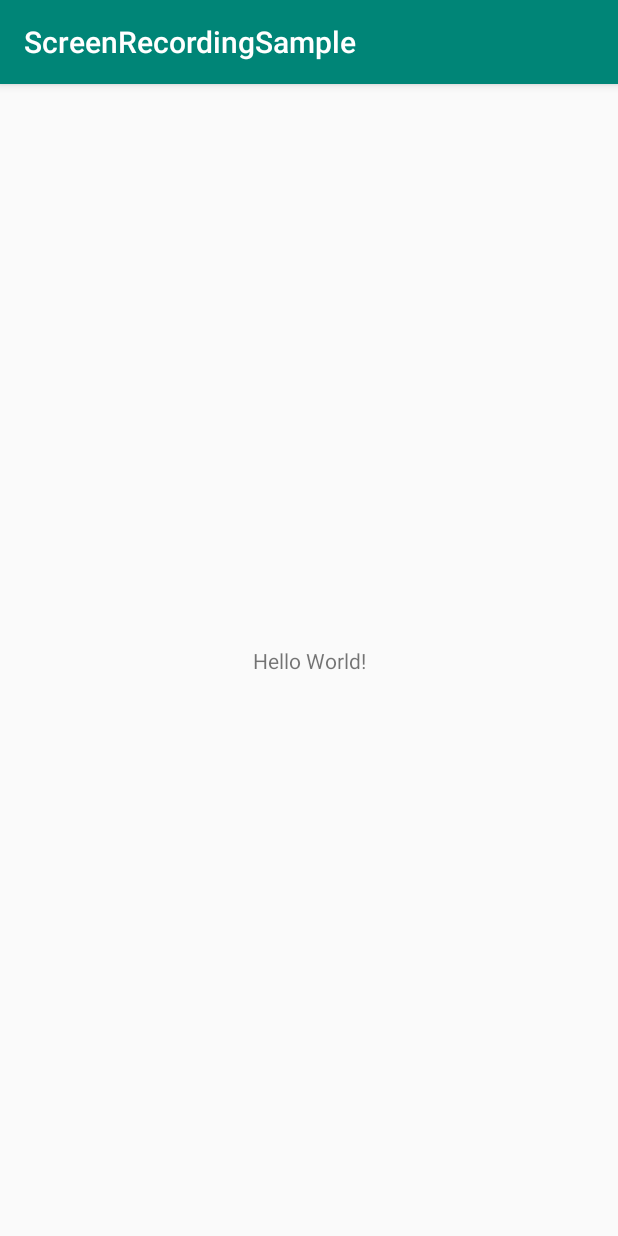
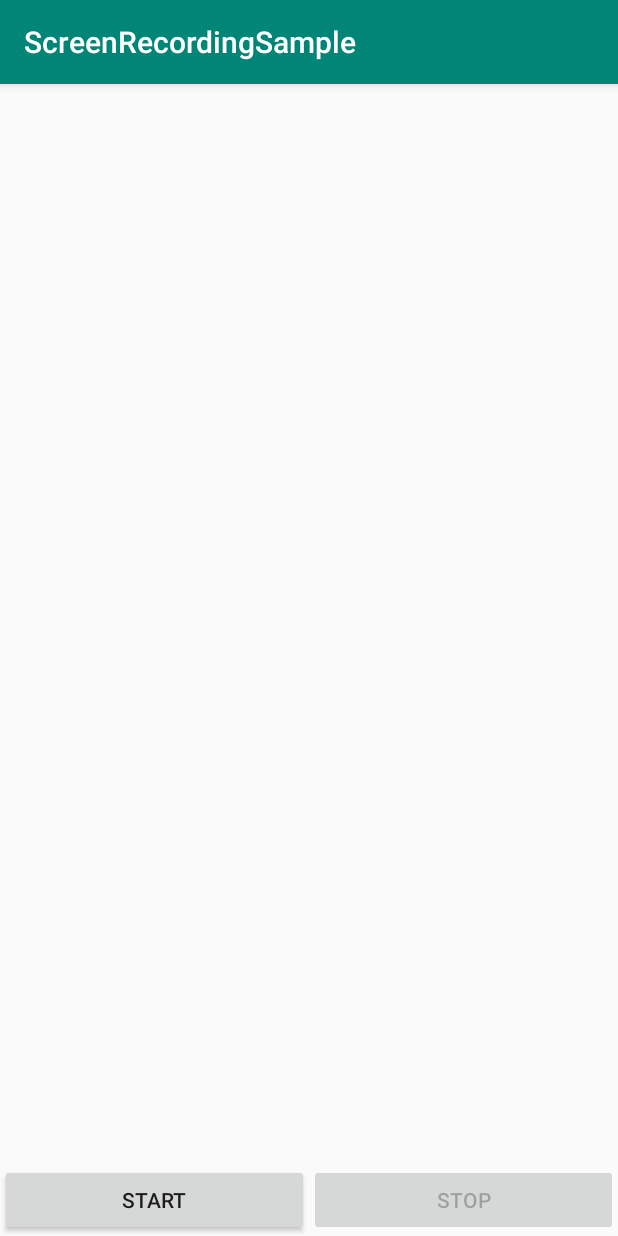
Before and after one commit to rakuishi/screen-recording-sample, an Android app: the screen it shows after launch (MainActivity), on a phone screen of 412 x 824 dp. Run offline under Robolectric (Android 15) with nearby library versions, the phone set to English and light mode, and no system bars.

```diff
--- a/app/build.gradle
+++ b/app/build.gradle
@@ -32,4 +32,7 @@ dependencies {
     testImplementation 'junit:junit:4.12'
     androidTestImplementation 'androidx.test:runner:1.2.0'
     androidTestImplementation 'androidx.test.espresso:espresso-core:3.2.0'
+
+    implementation 'com.github.MasayukiSuda:Mp4Composer-android:v0.3.4'
+    implementation 'androidx.localbroadcastmanager:localbroadcastmanager:1.0.0'
 }
--- a/app/src/main/java/com/rakuishi/screenrecordingsample/MainActivity.kt
+++ b/app/src/main/java/com/rakuishi/screenrecordingsample/MainActivity.kt
@@ -1,12 +1,127 @@
 package com.rakuishi.screenrecordingsample
 
+import android.app.Activity
+import android.app.ActivityManager
+import android.content.BroadcastReceiver
+import android.content.Context
+import android.content.Intent
+import android.content.IntentFilter
+import android.media.projection.MediaProjectionManager
+import android.net.Uri
+import android.os.Build
+import android.os.Bundle
+import android.util.Log
 import androidx.appcompat.app.AppCompatActivity
-import android.os.Bundle
+import androidx.core.app.ShareCompat
+import androidx.core.content.FileProvider
+import androidx.localbroadcastmanager.content.LocalBroadcastManager
+import kotlinx.android.synthetic.main.activity_main.*
+import java.io.File
 
 class MainActivity : AppCompatActivity() {
+
+    companion object {
+        private const val TAG = "MainActivity"
+        private const val REQUEST_CODE: Int = 1234
+    }
+
+    private lateinit var projectionManager: MediaProjectionManager
+    private var isRecording = false
 
     override fun onCreate(savedInstanceState: Bundle?) {
         super.onCreate(savedInstanceState)
         setContentView(R.layout.activity_main)
+
+        projectionManager =
+            getSystemService(Context.MEDIA_PROJECTION_SERVICE) as MediaProjectionManager
+
+        startButton.setOnClickListener {
+            isRecording = true
+            updateButtonStatus()
+            startScreenRecording()
+        }
+        stopButton.setOnClickListener {
+            isRecording = false
+            updateButtonStatus()
+            stopScreenRecording()
+        }
+
+        updateButtonStatus()
+    }
+
+    override fun onStart() {
+        super.onStart()
+        registerLocalBroadcast()
+    }
+
+    override fun onStop() {
+        super.onStop()
+        unregisterLocalBroadcast()
+
+        val activityManager = getSystemService(Context.ACTIVITY_SERVICE) as ActivityManager
+        val services = activityManager.getRunningServices(Integer.MAX_VALUE)
+        for (info in services) {
+            if (ScreenRecordingService::class.java.canonicalName == info.service.className) {
+                // Stop Service
+                ScreenRecordingService.stopService(this)
+                isRecording = false
+                updateButtonStatus()
+                break
+            }
+        }
+    }
+
+    private fun updateButtonStatus() {
+        startButton.isEnabled = !isRecording
+        stopButton.isEnabled = isRecording
+    }
+
+    private fun startScreenRecording() {
+        startActivityForResult(projectionManager.createScreenCaptureIntent(), REQUEST_CODE)
+    }
+
+    private fun stopScreenRecording() {
+        ScreenRecordingService.stopScreenRecording(this)
+    }
+
+    override fun onActivityResult(requestCode: Int, resultCode: Int, data: Intent?) {
+        super.onActivityResult(requestCode, resultCode, data)
+        if (resultCode == Activity.RESULT_OK && requestCode == REQUEST_CODE) {
+            ScreenRecordingService.startScreenRecording(this, resultCode, data)
+        }
+    }
+
+    private fun registerLocalBroadcast() {
+        val filter = IntentFilter()
+        filter.addAction(ScreenRecordingService.ACTION_MP4_SAVED)
+        LocalBroadcastManager.getInstance(this).registerReceiver(localBroadcastReceiver, filter)
+    }
+
+    private fun unregisterLocalBroadcast() {
+        LocalBroadcastManager.getInstance(this).unregisterReceiver(localBroadcastReceiver)
+    }
+
+    private val localBroadcastReceiver = object : BroadcastReceiver() {
+        override fun onReceive(context: Context, intent: Intent) {
+            val action = intent.action
+            if (ScreenRecordingService.ACTION_MP4_SAVED == action) {
+                Log.d(TAG, "onReceive: ${intent.getStringExtra(ScreenRecordingService.KEY_PATH)}")
+
+                val videoFile = File(intent.getStringExtra(ScreenRecordingService.KEY_PATH)!!)
+                val videoUri = if (Build.VERSION.SDK_INT >= Build.VERSION_CODES.N)
+                    FileProvider.getUriForFile(
+                        baseContext,
+                        "${baseContext.packageName}.fileprovider",
+                        videoFile
+                    )
+                else
+                    Uri.fromFile(videoFile)
+                ShareCompat.IntentBuilder.from(this@MainActivity)
+                    .setStream(videoUri)
+                    .setType("video/mp4")
+                    .setChooserTitle("Share screen recording...")
+                    .startChooser()
+            }
+        }
     }
 }
--- a/app/src/main/res/layout/activity_main.xml
+++ b/app/src/main/res/layout/activity_main.xml
@@ -1,19 +1,30 @@
 <?xml version="1.0" encoding="utf-8"?>
-<androidx.constraintlayout.widget.ConstraintLayout
-    xmlns:android="http://schemas.android.com/apk/res/android"
+<RelativeLayout xmlns:android="http://schemas.android.com/apk/res/android"
     xmlns:tools="http://schemas.android.com/tools"
-    xmlns:app="http://schemas.android.com/apk/res-auto"
     android:layout_width="match_parent"
     android:layout_height="match_parent"
     tools:context=".MainActivity">
 
-    <TextView
-        android:layout_width="wrap_content"
+    <LinearLayout
+        android:layout_width="match_parent"
         android:layout_height="wrap_content"
-        android:text="Hello World!"
-        app:layout_constraintBottom_toBottomOf="parent"
-        app:layout_constraintLeft_toLeftOf="parent"
-        app:layout_constraintRight_toRightOf="parent"
-        app:layout_constraintTop_toTopOf="parent" />
+        android:layout_alignParentBottom="true"
+        android:orientation="horizontal">
 
-</androidx.constraintlayout.widget.ConstraintLayout>
+        <Button
+            android:id="@+id/startButton"
+            android:layout_width="0dp"
+            android:layout_height="wrap_content"
+            android:layout_weight="1"
+            android:text="START" />
+
+        <Button
+            android:id="@+id/stopButton"
+            android:layout_width="0dp"
+            android:layout_height="wrap_content"
+            android:layout_weight="1"
+            android:text="STOP" />
+
+    </LinearLayout>
+
+</RelativeLayout>
--- /dev/null
+++ b/app/src/main/res/xml/file_provider_paths.xml
@@ -0,0 +1,6 @@
+<?xml version="1.0" encoding="utf-8"?>
+<paths>
+    <external-cache-path
+        name="screen_recording"
+        path="screen_recording/" />
+</paths>
--- a/build.gradle
+++ b/build.gradle
@@ -19,7 +19,8 @@ allprojects {
     repositories {
         google()
         jcenter()
-
+        // com.github.MasayukiSuda:Mp4Composer-android
+        maven { url 'https://jitpack.io' }
     }
 }
 
```
Also changed, not shown: app/src/main/AndroidManifest.xml (+22 -3 lines), app/src/main/java/com/rakuishi/screenrecordingsample/ScreenRecordingService.kt (added, +245 -0 lines).
